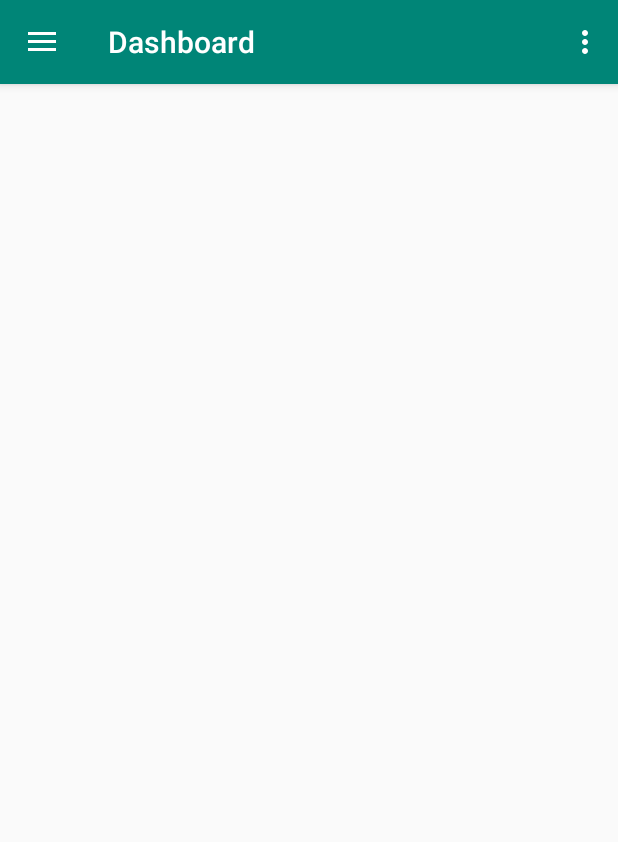
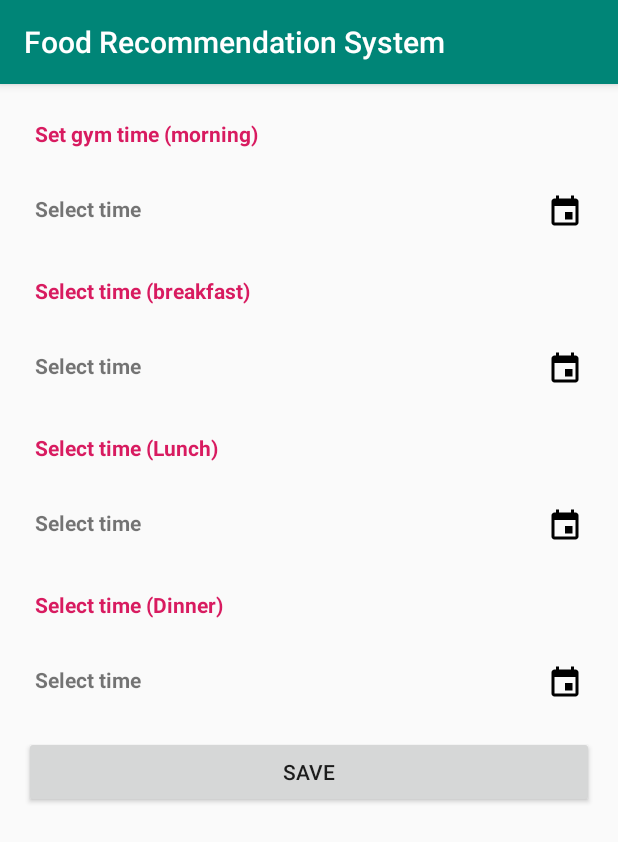
Before and after one commit to chavantr/ExampleFRSystem, an Android app: the DashboardActivity screen opened directly, with no data from a screen before it, in the options menu, after a tap on "Settings", on a phone screen of 412 x 824 dp. Shown: the top 842 px of the screen. Run offline under Robolectric (Android 15) with nearby library versions, the phone set to English and light mode, and no system bars.

Commit message:
i n i t i a l

```diff
--- a/app/src/main/java/com/mywings/foodrecommended/DashboardActivity.kt
+++ b/app/src/main/java/com/mywings/foodrecommended/DashboardActivity.kt
@@ -46,7 +46,11 @@ class DashboardActivity : AppCompatActivity(), NavigationView.OnNavigationItemSe
 
     override fun onOptionsItemSelected(item: MenuItem): Boolean {
         return when (item.itemId) {
-            R.id.action_settings -> true
+            R.id.action_settings -> {
+                val intent = Intent(this@DashboardActivity, SettingActivity::class.java)
+                startActivity(intent)
+                true
+            }
             else -> super.onOptionsItemSelected(item)
         }
     }
--- /dev/null
+++ b/app/src/main/java/com/mywings/foodrecommended/SettingActivity.kt
@@ -0,0 +1,107 @@
+package com.mywings.foodrecommended
+
+import android.app.TimePickerDialog
+import android.os.Bundle
+import android.support.v7.app.AppCompatActivity
+import android.text.format.DateFormat
+import kotlinx.android.synthetic.main.activity_setting.*
+import java.text.SimpleDateFormat
+import java.util.*
+
+class SettingActivity : AppCompatActivity() {
+
+    private val calendar = Calendar.getInstance()!!
+    private lateinit var time: Array<String>
+
+    override fun onCreate(savedInstanceState: Bundle?) {
+        super.onCreate(savedInstanceState)
+
+        setContentView(R.layout.activity_setting)
+
+        lblGymTimeMor.setOnClickListener {
+            TimePickerDialog(
+                this@SettingActivity,
+                timeSetGymListener,
+                calendar.get(Calendar.HOUR_OF_DAY),
+                calendar.get(Calendar.MINUTE),
+                DateFormat.is24HourFormat(this@SettingActivity)
+            ).show()
+
+
+        }
+
+        lblTimeForBreakfast.setOnClickListener {
+
+            TimePickerDialog(
+                this@SettingActivity,
+                timeSetBreakfastListener,
+                calendar.get(Calendar.HOUR_OF_DAY),
+                calendar.get(Calendar.MINUTE),
+                DateFormat.is24HourFormat(this@SettingActivity)
+            ).show()
+
+        }
+
+        lblTimeForLunch.setOnClickListener {
+
+            TimePickerDialog(
+                this@SettingActivity,
+                timeSetLunchListener,
+                calendar.get(Calendar.HOUR_OF_DAY),
+                calendar.get(Calendar.MINUTE),
+                DateFormat.is24HourFormat(this@SettingActivity)
+            ).show()
+
+        }
+
+        lblTimeForDinner.setOnClickListener {
+            TimePickerDialog(
+                this@SettingActivity,
+                timeSetDinnerListener,
+                calendar.get(Calendar.HOUR_OF_DAY),
+                calendar.get(Calendar.MINUTE),
+                DateFormat.is24HourFormat(this@SettingActivity)
+            ).show()
+
+        }
+
+        btnSave.setOnClickListener {
+
+            for(i in 0..4){
+
+            }
+
+        }
+
+    }
+
+
+    private val timeSetGymListener = TimePickerDialog.OnTimeSetListener { _, hour, minute ->
+        calendar.set(Calendar.HOUR_OF_DAY, hour)
+        calendar.set(Calendar.MINUTE, minute)
+        lblGymTimeMor.text = convertToTime(calendar)
+    }
+
+    private val timeSetBreakfastListener = TimePickerDialog.OnTimeSetListener { _, hour, minute ->
+        calendar.set(Calendar.HOUR_OF_DAY, hour)
+        calendar.set(Calendar.MINUTE, minute)
+        lblTimeForBreakfast.text = convertToTime(calendar)
+    }
+
+
+    private val timeSetLunchListener = TimePickerDialog.OnTimeSetListener { _, hour, minute ->
+        calendar.set(Calendar.HOUR_OF_DAY, hour)
+        calendar.set(Calendar.MINUTE, minute)
+        lblTimeForLunch.text = convertToTime(calendar)
+    }
+    private val timeSetDinnerListener = TimePickerDialog.OnTimeSetListener { _, hour, minute ->
+        calendar.set(Calendar.HOUR_OF_DAY, hour)
+        calendar.set(Calendar.MINUTE, minute)
+        lblTimeForDinner.text = convertToTime(calendar)
+    }
+
+
+    private fun convertToTime(calendar: Calendar) = SimpleDateFormat("HH:mm").format(calendar.time)
+
+
+}
--- /dev/null
+++ b/app/src/main/res/drawable/ic_insert_invitation_black_24dp.xml
@@ -0,0 +1,9 @@
+<vector xmlns:android="http://schemas.android.com/apk/res/android"
+        android:width="24dp"
+        android:height="24dp"
+        android:viewportWidth="24.0"
+        android:viewportHeight="24.0">
+    <path
+        android:fillColor="#FF000000"
+        android:pathData="M17,12h-5v5h5v-5zM16,1v2L8,3L8,1L6,1v2L5,3c-1.11,0 -1.99,0.9 -1.99,2L3,19c0,1.1 0.89,2 2,2h14c1.1,0 2,-0.9 2,-2L21,5c0,-1.1 -0.9,-2 -2,-2h-1L18,1h-2zM19,19L5,19L5,8h14v11z"/>
+</vector>
--- /dev/null
+++ b/app/src/main/res/layout/activity_setting.xml
@@ -0,0 +1,104 @@
+<?xml version="1.0" encoding="utf-8"?>
+<android.support.constraint.ConstraintLayout
+        xmlns:android="http://schemas.android.com/apk/res/android"
+        xmlns:tools="http://schemas.android.com/tools"
+        xmlns:app="http://schemas.android.com/apk/res-auto"
+        android:layout_width="match_parent"
+        android:layout_height="match_parent"
+        tools:context=".SettingActivity">
+
+
+    <TextView android:layout_width="match_parent" android:layout_height="wrap_content" android:id="@+id/lblGym"
+              android:text="@string/set_gym_time_morning" android:textColor="@color/colorAccent"
+              android:textStyle="bold"
+              android:padding="7dp"
+              app:layout_constraintTop_toTopOf="parent" android:layout_marginTop="16dp"
+              app:layout_constraintStart_toStartOf="parent" android:layout_marginStart="16dp"
+              app:layout_constraintEnd_toEndOf="parent" android:layout_marginEnd="16dp"/>
+
+
+    <TextView android:layout_width="match_parent" android:layout_height="wrap_content"
+              android:drawableEnd="@drawable/ic_insert_invitation_black_24dp"
+              android:textStyle="bold"
+              android:padding="7dp"
+              android:text="@string/select_time"
+              app:layout_constraintTop_toBottomOf="@id/lblGym" android:id="@+id/lblGymTimeMor"
+              android:layout_marginTop="16dp" app:layout_constraintStart_toStartOf="parent"
+              android:layout_marginStart="16dp" app:layout_constraintEnd_toEndOf="parent"
+              android:layout_marginEnd="16dp"/>
+
+
+    <TextView android:layout_width="match_parent" android:layout_height="wrap_content"
+              android:textStyle="bold"
+              android:padding="7dp"
+              android:text="@string/select_time_breakfast"
+              app:layout_constraintTop_toBottomOf="@id/lblGymTimeMor" android:id="@+id/lblBreakFast"
+              android:layout_marginTop="16dp" app:layout_constraintStart_toStartOf="parent"
+              android:textColor="@color/colorAccent"
+              android:layout_marginStart="16dp" app:layout_constraintEnd_toEndOf="parent"
+              android:layout_marginEnd="16dp"/>
+
+
+    <TextView android:layout_width="match_parent" android:layout_height="wrap_content"
+              android:drawableEnd="@drawable/ic_insert_invitation_black_24dp"
+              android:textStyle="bold"
+              android:padding="7dp"
+              android:text="@string/select_time"
+              app:layout_constraintTop_toBottomOf="@id/lblBreakFast" android:id="@+id/lblTimeForBreakfast"
+              android:layout_marginTop="16dp" app:layout_constraintStart_toStartOf="parent"
+              android:layout_marginStart="16dp" app:layout_constraintEnd_toEndOf="parent"
+              android:layout_marginEnd="16dp"/>
+
+
+    <TextView android:layout_width="match_parent" android:layout_height="wrap_content"
+              android:textStyle="bold"
+              android:padding="7dp"
+              android:text="@string/select_time_lunch"
+              app:layout_constraintTop_toBottomOf="@id/lblTimeForBreakfast" android:id="@+id/lblLunch"
+              android:layout_marginTop="16dp" app:layout_constraintStart_toStartOf="parent"
+              android:textColor="@color/colorAccent"
+              android:layout_marginStart="16dp" app:layout_constraintEnd_toEndOf="parent"
+              android:layout_marginEnd="16dp"/>
+
+
+    <TextView android:layout_width="match_parent" android:layout_height="wrap_content"
+              android:drawableEnd="@drawable/ic_insert_invitation_black_24dp"
+              android:textStyle="bold"
+              android:padding="7dp"
+              android:text="@string/select_time"
+              app:layout_constraintTop_toBottomOf="@id/lblLunch" android:id="@+id/lblTimeForLunch"
+              android:layout_marginTop="16dp" app:layout_constraintStart_toStartOf="parent"
+              android:layout_marginStart="16dp" app:layout_constraintEnd_toEndOf="parent"
+              android:layout_marginEnd="16dp"/>
+
+
+    <TextView android:layout_width="match_parent" android:layout_height="wrap_content"
+              android:textStyle="bold"
+              android:padding="7dp"
+              android:text="@string/select_time_dinner"
+              app:layout_constraintTop_toBottomOf="@id/lblTimeForLunch" android:id="@+id/lblDinner"
+              android:layout_marginTop="16dp" app:layout_constraintStart_toStartOf="parent"
+              android:textColor="@color/colorAccent"
+              android:layout_marginStart="16dp" app:layout_constraintEnd_toEndOf="parent"
+              android:layout_marginEnd="16dp"/>
+
+
+    <TextView android:layout_width="match_parent" android:layout_height="wrap_content"
+              android:drawableEnd="@drawable/ic_insert_invitation_black_24dp"
+              android:textStyle="bold"
+              android:padding="7dp"
+              android:text="@string/select_time"
+              app:layout_constraintTop_toBottomOf="@id/lblDinner" android:id="@+id/lblTimeForDinner"
+              android:layout_marginTop="16dp" app:layout_constraintStart_toStartOf="parent"
+              android:layout_marginStart="16dp" app:layout_constraintEnd_toEndOf="parent"
+              android:layout_marginEnd="16dp"/>
+
+
+    <Button android:layout_width="match_parent" android:layout_height="wrap_content" android:id="@+id/btnSave"
+            android:text="@string/save"
+            app:layout_constraintTop_toBottomOf="@id/lblTimeForDinner" android:layout_marginTop="16dp"
+            app:layout_constraintStart_toStartOf="parent" android:layout_marginStart="16dp"
+            app:layout_constraintEnd_toEndOf="parent" android:layout_marginEnd="16dp"/>
+
+
+</android.support.constraint.ConstraintLayout>
--- a/app/src/main/res/values/strings.xml
+++ b/app/src/main/res/values/strings.xml
@@ -84,5 +84,11 @@
     <string name="welcome">Welcome :</string>
     <string name="tatyabhau_chavan">tatyabhau chavan</string>
     <string name="update">Update</string>
+    <string name="set_gym_time_morning">Set gym time (morning)</string>
+    <string name="select_time">Select time</string>
+    <string name="select_time_breakfast">Select time (breakfast)</string>
+    <string name="select_time_lunch">Select time (Lunch)</string>
+    <string name="select_time_dinner">Select time (Dinner)</string>
+    <string name="save">Save</string>
 
 </resources>
```
Also changed, not shown: app/src/main/AndroidManifest.xml (+19 -4 lines), app/src/main/java/com/mywings/foodrecommended/notification/AlarmBootReceiver.java (added, +17 -0 lines), app/src/main/java/com/mywings/foodrecommended/notification/AlarmReceiver.java (added, +47 -0 lines), app/src/main/java/com/mywings/foodrecommended/notification/NotificationHelper.java (added, +119 -0 lines).
